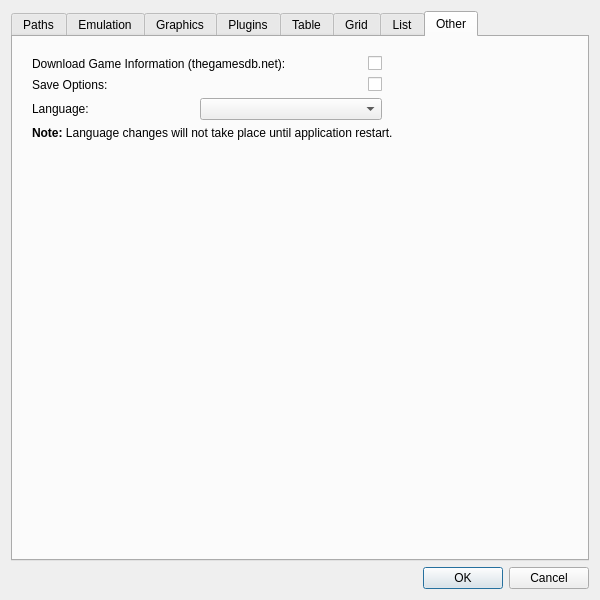
The window that src/dialogs/settingsdialog.ui (LankSkywalker/LankSkywalker.github.ioQ) describes before a commit, drawn with Qt 5.
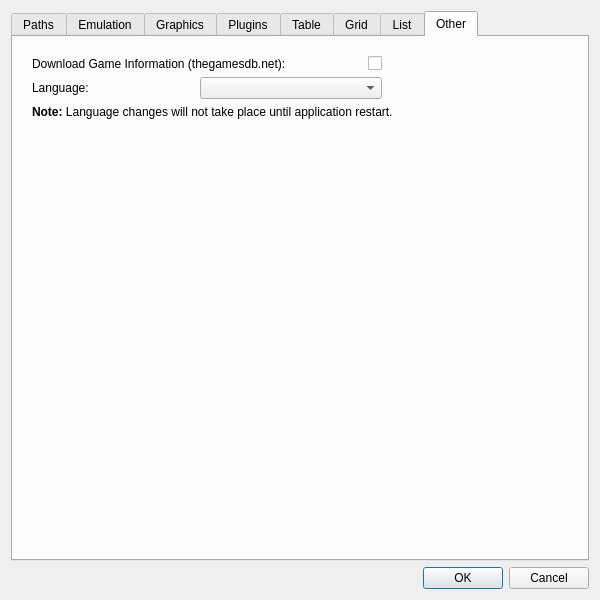
The same window after the commit. The open tabs and pages were chosen to show the change.

Commit message: Remove unused setting

Patch:
```diff
--- a/src/dialogs/settingsdialog.ui
+++ b/src/dialogs/settingsdialog.ui
@@ -1187,28 +1187,14 @@
            </property>
           </widget>
          </item>
-         <item row="1" column="2">
-          <widget class="QCheckBox" name="saveOption">
-           <property name="text">
-            <string/>
-           </property>
-          </widget>
-         </item>
-         <item row="1" column="0" colspan="2">
-          <widget class="QLabel" name="saveLabel">
-           <property name="text">
-            <string>Save Options:</string>
-           </property>
-          </widget>
-         </item>
-         <item row="2" column="0">
+         <item row="1" column="0">
           <widget class="QLabel" name="languageLabel">
            <property name="text">
             <string>Language:</string>
            </property>
           </widget>
          </item>
-         <item row="2" column="1" colspan="2">
+         <item row="1" column="1" colspan="2">
           <widget class="QComboBox" name="languageBox"/>
          </item>
         </layout>
```
Left out of the diff: 3 changed lines with no effect on the pictures. The commit also changes 1 other file.
